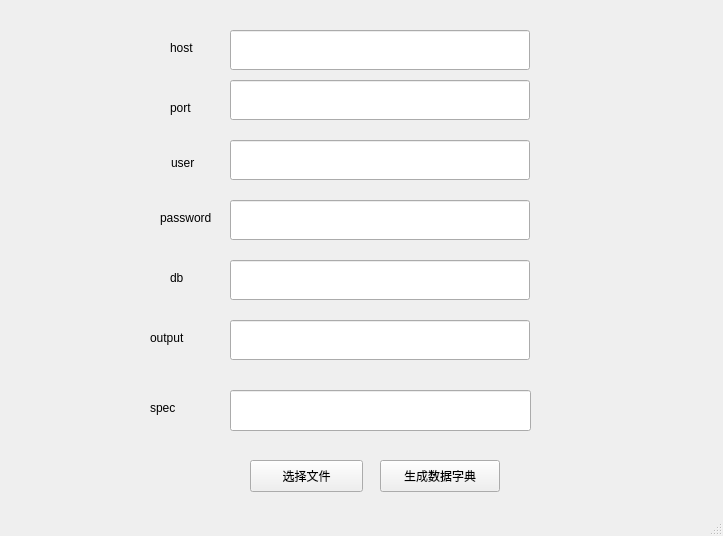
This is qt/view/dict_view.ui in JL-Code/data-dict-tool as Qt 5 draws it before an edit. The edited form follows.
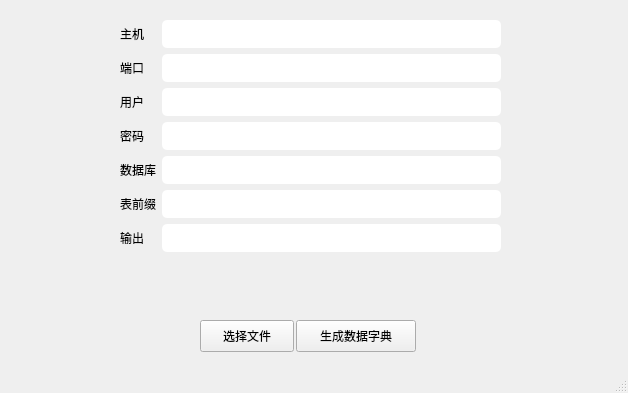
This is the edited form.

Commit message: perf: 调整界面样式使 UI 更好看

Diff of the .ui file:
```diff
--- a/qt/view/dict_view.ui
+++ b/qt/view/dict_view.ui
@@ -6,147 +6,45 @@
       <rect>
         <x>0</x>
         <y>0</y>
-        <width>723</width>
-        <height>536</height>
+    <width>628</width>
+    <height>393</height>
       </rect>
     </property>
     <property name="windowTitle">
       <string>MainWindow</string>
     </property>
+  <property name="styleSheet">
+   <string notr="true">FormLayout {
+	width: 300px;
+}
+QLineEdit {
+	height: 28px;
+	width: 280px;
+ 	padding: 0 4px;
+	background: white;
+	border-radius: 5px;
+	selection-background-color: darkgray;
+ }</string>
+  </property>
     <widget class="QWidget" name="centralwidget">
-      <widget class="QLineEdit" name="le_port">
-        <property name="enabled">
-          <bool>true</bool>
-        </property>
+   <widget class="QPushButton" name="chooseFile">
         <property name="geometry">
           <rect>
-            <x>230</x>
-            <y>80</y>
-            <width>300</width>
-            <height>40</height>
-          </rect>
-        </property>
-        <property name="sizePolicy">
-          <sizepolicy hsizetype="Expanding" vsizetype="Fixed">
-            <horstretch>0</horstretch>
-            <verstretch>0</verstretch>
-          </sizepolicy>
-        </property>
-      </widget>
-      <widget class="QLineEdit" name="le_user">
-        <property name="enabled">
-          <bool>true</bool>
-        </property>
-        <property name="geometry">
-          <rect>
-            <x>230</x>
-            <y>140</y>
-            <width>300</width>
-            <height>40</height>
-          </rect>
-        </property>
-        <property name="sizePolicy">
-          <sizepolicy hsizetype="Expanding" vsizetype="Fixed">
-            <horstretch>0</horstretch>
-            <verstretch>0</verstretch>
-          </sizepolicy>
-        </property>
-      </widget>
-      <widget class="QLineEdit" name="le_passwd">
-        <property name="enabled">
-          <bool>true</bool>
-        </property>
-        <property name="geometry">
-          <rect>
-            <x>230</x>
-            <y>200</y>
-            <width>300</width>
-            <height>40</height>
-          </rect>
-        </property>
-        <property name="sizePolicy">
-          <sizepolicy hsizetype="Expanding" vsizetype="Fixed">
-            <horstretch>0</horstretch>
-            <verstretch>0</verstretch>
-          </sizepolicy>
-        </property>
-      </widget>
-      <widget class="QLineEdit" name="le_db">
-        <property name="enabled">
-          <bool>true</bool>
-        </property>
-        <property name="geometry">
-          <rect>
-            <x>230</x>
-            <y>260</y>
-            <width>300</width>
-            <height>40</height>
-          </rect>
-        </property>
-        <property name="sizePolicy">
-          <sizepolicy hsizetype="Expanding" vsizetype="Fixed">
-            <horstretch>0</horstretch>
-            <verstretch>0</verstretch>
-          </sizepolicy>
-        </property>
-      </widget>
-      <widget class="QLabel" name="label_5">
-        <property name="geometry">
-          <rect>
-            <x>170</x>
-            <y>270</y>
-            <width>16</width>
-            <height>16</height>
-          </rect>
-        </property>
+      <x>200</x>
+      <y>320</y>
+      <width>94</width>
+      <height>32</height>
+     </rect>
+    </property>
         <property name="text">
-          <string>db</string>
-        </property>
-      </widget>
-      <widget class="QLabel" name="label_2">
-        <property name="geometry">
-          <rect>
-            <x>170</x>
-            <y>100</y>
-            <width>25</width>
-            <height>16</height>
-          </rect>
-        </property>
-        <property name="text">
-          <string>port</string>
-        </property>
-      </widget>
-      <widget class="QLabel" name="label_4">
-        <property name="geometry">
-          <rect>
-            <x>160</x>
-            <y>210</y>
-            <width>59</width>
-            <height>16</height>
-          </rect>
-        </property>
-        <property name="text">
-          <string>password</string>
-        </property>
-      </widget>
-      <widget class="QLabel" name="label_3">
-        <property name="geometry">
-          <rect>
-            <x>171</x>
-            <y>155</y>
-            <width>27</width>
-            <height>16</height>
-          </rect>
-        </property>
-        <property name="text">
-          <string>user</string>
+     <string>选择文件</string>
         </property>
       </widget>
       <widget class="QPushButton" name="pushButton">
         <property name="geometry">
           <rect>
-            <x>380</x>
-            <y>460</y>
+      <x>296</x>
+      <y>320</y>
             <width>120</width>
             <height>32</height>
           </rect>
@@ -161,50 +59,68 @@
           <string>生成数据字典</string>
         </property>
       </widget>
-      <widget class="QLineEdit" name="le_host">
-        <property name="enabled">
-          <bool>true</bool>
-        </property>
+   <widget class="QWidget" name="">
         <property name="geometry">
           <rect>
-            <x>230</x>
-            <y>30</y>
-            <width>300</width>
-            <height>40</height>
-          </rect>
-        </property>
-        <property name="sizePolicy">
-          <sizepolicy hsizetype="Expanding" vsizetype="Fixed">
-            <horstretch>0</horstretch>
-            <verstretch>0</verstretch>
-          </sizepolicy>
-        </property>
-      </widget>
+      <x>120</x>
+      <y>20</y>
+      <width>381</width>
+      <height>281</height>
+     </rect>
+    </property>
+    <layout class="QFormLayout" name="formLayout">
+     <item row="0" column="0">
       <widget class="QLabel" name="label">
-        <property name="geometry">
-          <rect>
-            <x>170</x>
-            <y>40</y>
-            <width>27</width>
-            <height>16</height>
-          </rect>
-        </property>
+       <property name="text">
+        <string>主机</string>
+       </property>
+      </widget>
+     </item>
+     <item row="0" column="1">
+      <widget class="QLineEdit" name="le_host">
+       <property name="enabled">
+        <bool>true</bool>
+       </property>
+       <property name="sizePolicy">
+        <sizepolicy hsizetype="Expanding" vsizetype="Fixed">
+         <horstretch>0</horstretch>
+         <verstretch>0</verstretch>
+        </sizepolicy>
+       </property>
+      </widget>
+     </item>
+     <item row="1" column="0">
+      <widget class="QLabel" name="label_2">
         <property name="text">
-          <string>host</string>
+        <string>端口</string>
         </property>
       </widget>
-      <widget class="QLineEdit" name="le_file">
+     </item>
+     <item row="1" column="1">
+      <widget class="QLineEdit" name="le_port">
         <property name="enabled">
           <bool>true</bool>
         </property>
-        <property name="geometry">
-          <rect>
-            <x>230</x>
-            <y>320</y>
-            <width>300</width>
-            <height>40</height>
-          </rect>
-        </property>
+       <property name="sizePolicy">
+        <sizepolicy hsizetype="Expanding" vsizetype="Fixed">
+         <horstretch>0</horstretch>
+         <verstretch>0</verstretch>
+        </sizepolicy>
+       </property>
+      </widget>
+     </item>
+     <item row="2" column="0">
+      <widget class="QLabel" name="label_3">
+       <property name="text">
+        <string>用户</string>
+       </property>
+      </widget>
+     </item>
+     <item row="2" column="1">
+      <widget class="QLineEdit" name="le_user">
+       <property name="enabled">
+        <bool>true</bool>
+       </property>
         <property name="sizePolicy">
           <sizepolicy hsizetype="Expanding" vsizetype="Fixed">
             <horstretch>0</horstretch>
@@ -212,54 +128,78 @@
           </sizepolicy>
         </property>
       </widget>
-      <widget class="QPushButton" name="chooseFile">
-        <property name="geometry">
-          <rect>
-            <x>250</x>
-            <y>460</y>
-            <width>113</width>
-            <height>32</height>
-          </rect>
-        </property>
+     </item>
+     <item row="3" column="0">
+      <widget class="QLabel" name="label_4">
+       <property name="text">
+        <string>密码</string>
+       </property>
+      </widget>
+     </item>
+     <item row="3" column="1">
+      <widget class="QLineEdit" name="le_passwd">
+       <property name="enabled">
+        <bool>true</bool>
+       </property>
+       <property name="sizePolicy">
+        <sizepolicy hsizetype="Expanding" vsizetype="Fixed">
+         <horstretch>0</horstretch>
+         <verstretch>0</verstretch>
+        </sizepolicy>
+       </property>
+      </widget>
+     </item>
+     <item row="4" column="0">
+      <widget class="QLabel" name="label_5">
         <property name="text">
-          <string>选择文件</string>
+        <string>数据库</string>
         </property>
       </widget>
-      <widget class="QLineEdit" name="le_spec">
-        <property name="geometry">
-          <rect>
-            <x>230</x>
-            <y>390</y>
-            <width>301</width>
-            <height>41</height>
-          </rect>
-        </property>
+     </item>
+     <item row="4" column="1">
+      <widget class="QLineEdit" name="le_db">
+       <property name="enabled">
+        <bool>true</bool>
+       </property>
+       <property name="sizePolicy">
+        <sizepolicy hsizetype="Expanding" vsizetype="Fixed">
+         <horstretch>0</horstretch>
+         <verstretch>0</verstretch>
+        </sizepolicy>
+       </property>
       </widget>
+     </item>
+     <item row="5" column="0">
       <widget class="QLabel" name="label_7">
-        <property name="geometry">
-          <rect>
-            <x>150</x>
-            <y>400</y>
-            <width>60</width>
-            <height>16</height>
-          </rect>
-        </property>
         <property name="text">
-          <string>spec</string>
+        <string>表前缀</string>
         </property>
       </widget>
+     </item>
+     <item row="5" column="1">
+      <widget class="QLineEdit" name="le_prefix"/>
+     </item>
+     <item row="6" column="0">
       <widget class="QLabel" name="label_6">
-        <property name="geometry">
-          <rect>
-            <x>150</x>
-            <y>330</y>
-            <width>60</width>
-            <height>16</height>
-          </rect>
-        </property>
         <property name="text">
-          <string>output</string>
-        </property>
+        <string>输出</string>
+       </property>
+      </widget>
+     </item>
+     <item row="6" column="1">
+      <widget class="QLineEdit" name="le_file">
+       <property name="enabled">
+        <bool>true</bool>
+       </property>
+       <property name="sizePolicy">
+        <sizepolicy hsizetype="Expanding" vsizetype="Fixed">
+         <horstretch>0</horstretch>
+         <verstretch>0</verstretch>
+        </sizepolicy>
+       </property>
+      </widget>
+     </item>
+    </layout>
       </widget>
     </widget>
     <widget class="QStatusBar" name="statusbar"/>
```
Lines whose indentation alone changed are shown as unchanged. The commit also changes 4 other files.
